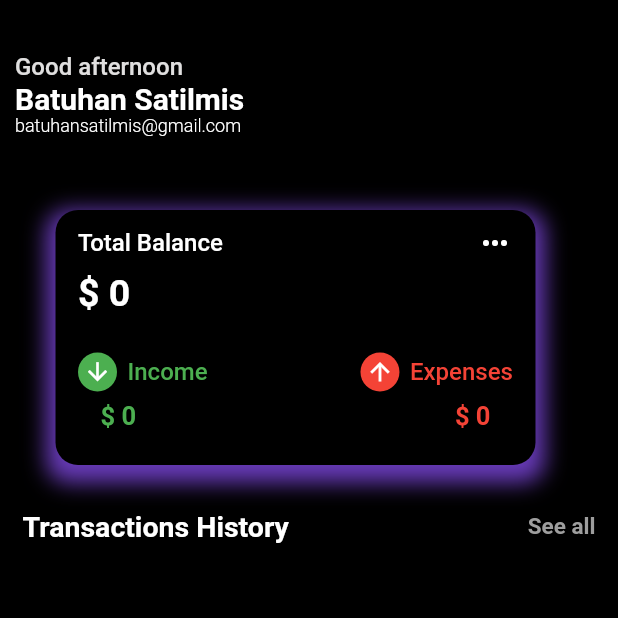
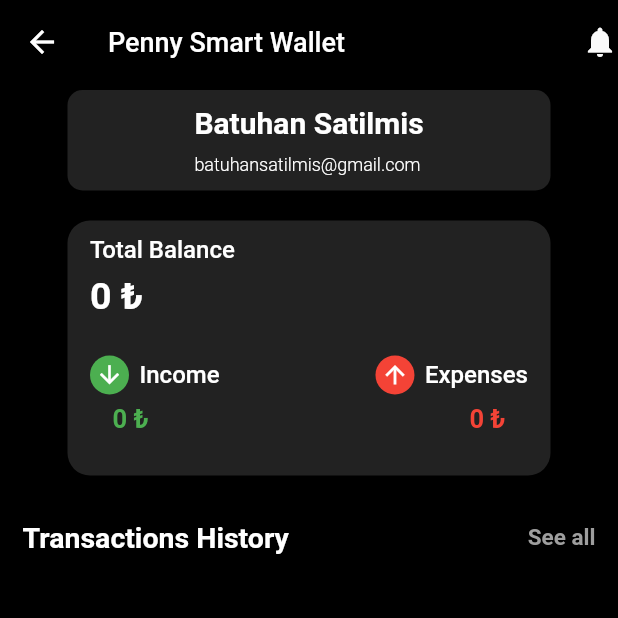
Before and after one commit to BatuhanSatilmis/Penny-Smart-Wallet, a Flutter app: the Home screen opened directly, on a phone screen of 412 x 824 dp, the top half of it. Run offline on Flutter 3.47's test engine with Material 2 defaults, Android fonts, the phone set to English and light mode, and no system bars; our stand-ins replace animate_do, hive, hive_flutter, ionicons, syncfusion_flutter_charts; accounts and stored records are empty.

Commit message:
add ✨ : home view update

```diff
--- a/penny_smart_wallet_app/lib/Screens/home.dart
+++ b/penny_smart_wallet_app/lib/Screens/home.dart
@@ -19,22 +19,73 @@ class _HomeState extends State<Home> {
     "Tuesday",
     "Wednesday",
     "Thursday",
-    'friday',
-    'saturday',
-    'sunday'
+    'Friday',
+    'Saturday',
+    'Sunday'
   ];
+
   @override
   Widget build(BuildContext context) {
     return Scaffold(
       backgroundColor: Colors.black,
       body: SafeArea(
-          child: ValueListenableBuilder(
-              valueListenable: box.listenable(),
-              builder: (context, value, child) {
-                return CustomScrollView(
-                  slivers: [
+        child: CustomScrollView(
+          slivers: <Widget>[
+            SliverAppBar(
+              title: Text(
+                'Penny Smart Wallet',
+                style: TextStyle(
+                  fontSize: 18,
+                  fontWeight: FontWeight.w500,
+                  color: Colors.white,
+                ),
+              ),
+              actions: <Widget>[
+                InkWell(
+                  onTap: () {
+                    // bildirim
+                  },
+                  child: Container(
+                    padding:
+                        const EdgeInsets.only(right: 0, top: 10, bottom: 10),
+                    child:
+                        Icon(Icons.notifications, color: Colors.grey.shade50),
+                  ),
+                ),
+              ],
+              backgroundColor: Colors.black,
+              expandedHeight: 60,
+              floating: false,
+              pinned: true,
+              flexibleSpace: FlexibleSpaceBar(
+                background: Container(),
+              ),
+            ),
             SliverToBoxAdapter(
-                      child: SizedBox(height: 340, child: _head()),
+              child: Container(
+                margin: EdgeInsets.fromLTRB(45, 0, 45, 20),
+                decoration: BoxDecoration(
+                  color: const Color.fromARGB(255, 34, 34, 34),
+                  borderRadius: BorderRadius.circular(10),
+                ),
+                child: Padding(
+                  padding: const EdgeInsets.symmetric(horizontal: 10),
+                  child: Center(
+                    child: _head(),
+                  ),
+                ),
+              ),
+            ),
+            SliverToBoxAdapter(
+              child: Container(
+                margin: EdgeInsets.fromLTRB(45, 0, 45, 30),
+                decoration: BoxDecoration(
+                  borderRadius: BorderRadius.circular(10),
+                ),
+                child: Center(
+                  child: _card(context),
+                ),
+              ),
             ),
             SliverToBoxAdapter(
               child: Padding(
@@ -66,14 +117,23 @@ class _HomeState extends State<Home> {
               delegate: SliverChildBuilderDelegate(
                 (context, index) {
                   history = box.values.toList()[index];
-                          return getList(history, index);
+                  return Padding(
+                    padding: EdgeInsets.only(top: 10, left: 40, right: 40),
+                    child: Container(
+                      decoration: BoxDecoration(
+                        color: Color.fromRGBO(34, 34, 34, 1),
+                        borderRadius: BorderRadius.circular(10),
+                      ),
+                      child: getList(history, index),
+                    ),
+                  );
                 },
                 childCount: box.length,
               ),
-                    )
+            ),
           ],
-                );
-              })),
+        ),
+      ),
     );
   }
 
@@ -83,7 +143,8 @@ class _HomeState extends State<Home> {
       onDismissed: (direction) {
         history.delete();
       },
-        child: get(index, history));
+      child: get(index, history),
+    );
   }
 
   ListTile get(int index, Add_data history) {
@@ -97,16 +158,12 @@ class _HomeState extends State<Home> {
         style: TextStyle(
           fontSize: 17,
           fontWeight: FontWeight.w600,
-                    color: Colors.white
-
+          color: Colors.white,
         ),
       ),
       subtitle: Text(
         '${day[history.datetime.weekday - 1]}  ${history.datetime.year}-${history.datetime.day}-${history.datetime.month}',
-        style: TextStyle(
-          fontWeight: FontWeight.w600,
-          color: Colors.white
-        ),
+        style: TextStyle(fontWeight: FontWeight.w600, color: Colors.white),
       ),
       trailing: Text(
         history.amount,
@@ -120,36 +177,12 @@ class _HomeState extends State<Home> {
   }
 
   Widget _head() {
-    return Stack(
-      children: [
-        Column(
-          children: [
-            Container(
-              width: double.infinity,
-              height: 240,
-              decoration: BoxDecoration(
-                color:  Colors.black,
-                borderRadius: BorderRadius.only(
-                  bottomLeft: Radius.circular(20),
-                  bottomRight: Radius.circular(20),
-                ),
-              ),
-              child: Stack(
-                children: [
-
-                  Padding(
-                    padding: const EdgeInsets.only(top: 35, left: 10),
+    return Container(
+      padding: EdgeInsets.only(top: 10, left: 20, right: 20, bottom: 10),
       child: Column(
+        mainAxisSize: MainAxisSize.min,
         crossAxisAlignment: CrossAxisAlignment.start,
         children: [
-                        Text(
-                          'Good afternoon',
-                          style: TextStyle(
-                            fontWeight: FontWeight.w500,
-                            fontSize: 16,
-                            color: Color.fromARGB(255, 224, 223, 223),
-                          ),
-                        ),
           Text(
             'Batuhan Satilmis',
             style: TextStyle(
@@ -158,37 +191,27 @@ class _HomeState extends State<Home> {
               color: Colors.white,
             ),
           ),
+          SizedBox(height: 10),
           Text(
             'batuhansatilmis@gmail.com',
             style: TextStyle(
               fontWeight: FontWeight.w300,
               fontSize: 12,
-                              color: Colors.white),
-                        )
-                      ],
-                    ),
-                  )
-                ],
+              color: Colors.white,
             ),
           ),
         ],
       ),
-        Positioned(
-          top: 140,
-          left: 37,
+    );
+  }
+
+  Widget _card(BuildContext context) {
+    return Positioned(
       child: Container(
         height: 170,
-            width: 320,
         decoration: BoxDecoration(
-              boxShadow: [
-                BoxShadow(
-                  color: Colors.deepPurple,
-                  offset: Offset(0, 6),
-                  blurRadius: 12,
-                  spreadRadius: 6,
-                ),
-              ],
-              color: Color.fromARGB(255, 0, 0, 0),
+          boxShadow: [],
+          color: Color.fromARGB(255, 34, 34, 34),
           borderRadius: BorderRadius.circular(15),
         ),
         child: Column(
@@ -206,10 +229,7 @@ class _HomeState extends State<Home> {
                       fontSize: 16,
                       color: Colors.white,
                     ),
-                      ),
-                      Icon(
-                        Icons.more_horiz,
-                        color: Colors.white,
+                    textAlign: TextAlign.center,
                   ),
                 ],
               ),
@@ -220,7 +240,7 @@ class _HomeState extends State<Home> {
               child: Row(
                 children: [
                   Text(
-                        '\$ ${total()}',
+                    '${total()} ₺',
                     style: TextStyle(
                       fontWeight: FontWeight.bold,
                       fontSize: 25,
@@ -253,7 +273,7 @@ class _HomeState extends State<Home> {
                         style: TextStyle(
                           fontWeight: FontWeight.w500,
                           fontSize: 16,
-                              color: Colors.green,
+                          color: Colors.white,
                         ),
                       ),
                     ],
@@ -275,7 +295,7 @@ class _HomeState extends State<Home> {
                         style: TextStyle(
                           fontWeight: FontWeight.w500,
                           fontSize: 16,
-                              color: Colors.red,
+                          color: Colors.white,
                         ),
                       ),
                     ],
@@ -290,7 +310,7 @@ class _HomeState extends State<Home> {
                 mainAxisAlignment: MainAxisAlignment.spaceBetween,
                 children: [
                   Text(
-                        '\$ ${income()}',
+                    '${income()} ₺',
                     style: TextStyle(
                       fontWeight: FontWeight.w600,
                       fontSize: 17,
@@ -298,7 +318,7 @@ class _HomeState extends State<Home> {
                     ),
                   ),
                   Text(
-                        '\$ ${expenses()}',
+                    '${expenses()} ₺',
                     style: TextStyle(
                       fontWeight: FontWeight.w600,
                       fontSize: 17,
@@ -311,8 +331,6 @@ class _HomeState extends State<Home> {
           ],
         ),
       ),
-        )
-      ],
     );
   }
 }
```
Lines whose indentation alone changed are shown as unchanged.
